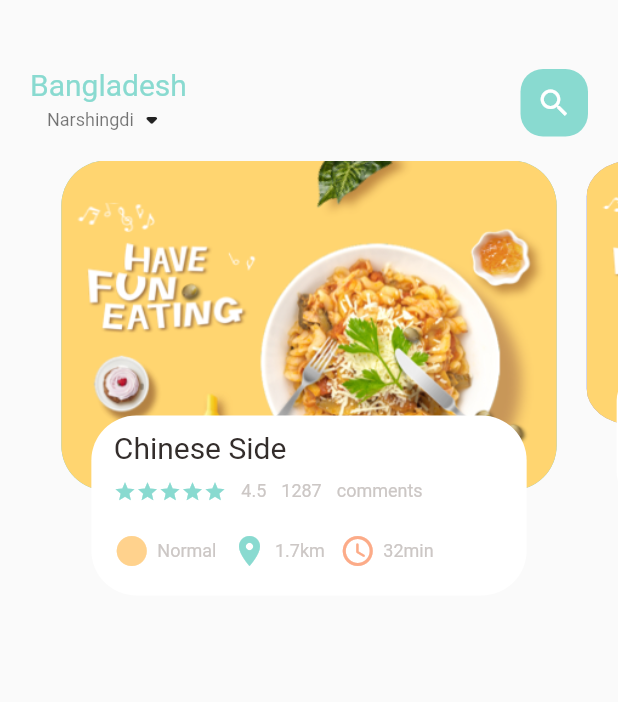
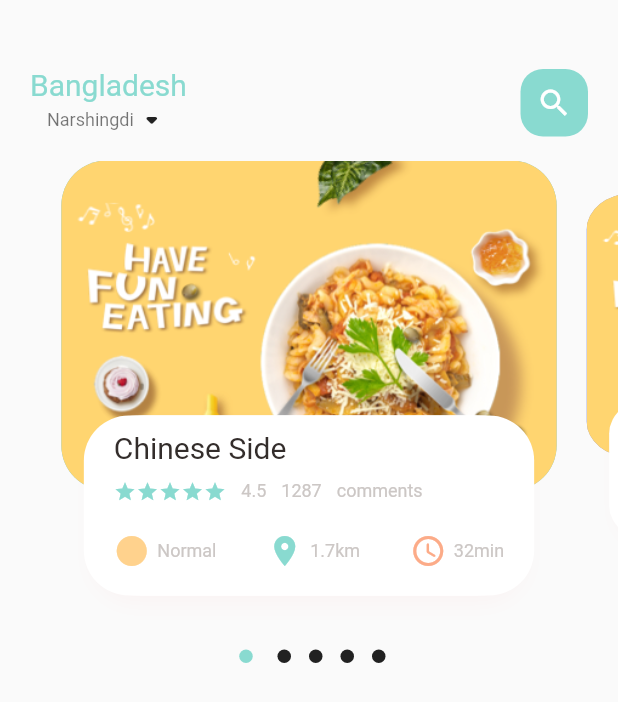
Before and after one commit to thureintun234/ecommerce-flutter, a Flutter app: the screen it shows after launch, on a phone screen of 412 x 824 dp. Shown: the top 702 px of the screen. Run offline on Flutter 3.47's test engine with Material 2 defaults, Android fonts, the phone set to English and light mode, and no system bars; drawn by our look-alikes of dots_indicator; our stand-ins replace get.

Commit message:
added matrix indicator dimensions

```diff
--- a/lib/home/food_page_body.dart
+++ b/lib/home/food_page_body.dart
@@ -1,3 +1,4 @@
+import 'package:dots_indicator/dots_indicator.dart';
 import 'package:ecommerce/utils/colors.dart';
 import 'package:ecommerce/widgets/big_text.dart';
 import 'package:ecommerce/widgets/small_text.dart';
@@ -16,6 +17,7 @@ class _FoodPageBodyState extends State<FoodPageBody> {
   PageController _pageController = PageController(viewportFraction: 0.85);
   var _currentPageValue = 0.0;
   double _scaleFactor = 0.8;
+  double _height = 220;
 
   @override
   void initState() {
@@ -34,25 +36,52 @@ class _FoodPageBodyState extends State<FoodPageBody> {
 
   @override
   Widget build(BuildContext context) {
-    return Container(
+    return Column(
+      children: [
+        Container(
             height: 320,
             child: PageView.builder(
                 controller: _pageController,
                 itemCount: 5,
                 itemBuilder: (context, position) {
                   return _buildPageItem(position);
-            }));
+                })),
+        new DotsIndicator(
+          dotsCount: 5,
+          position: _currentPageValue,
+          decorator: DotsDecorator(
+              size: Size.square(9.0),
+              color: Colors.black87, // Inactive color
+              activeColor: AppColors.mainColor,
+              activeSize: Size(18.0, 9.0)),
+        ),
+      ],
+    );
   }
 
   Widget _buildPageItem(int index) {
     Matrix4 matrix = new Matrix4.identity();
     if (index == _currentPageValue.floor()) {
       var currentScale = 1 - (_currentPageValue - index) * (1 - _scaleFactor);
-      matrix = Matrix4.diagonal3Values(1, currentScale, 1);
+      var currentTrans = _height * (1 - currentScale) / 2;
+      matrix = Matrix4.diagonal3Values(1, currentScale, 1)
+        ..setTranslationRaw(0, currentTrans, 0);
     } else if (index == _currentPageValue.floor() + 1) {
       var currentScale =
           _scaleFactor + (_currentPageValue - index + 1) * (1 - _scaleFactor);
-      matrix = Matrix4.diagonal3Values(1, currentScale, 1);
+      var currentTrans = _height * (1 - currentScale) / 2;
+      matrix = Matrix4.diagonal3Values(1, currentScale, 1)
+        ..setTranslationRaw(0, currentTrans, 0);
+    } else if (index == _currentPageValue.floor() - 1) {
+      var currentScale =
+          _scaleFactor + (_currentPageValue - index + 1) * (1 - _scaleFactor);
+      var currentTrans = _height * (1 - currentScale) / 2;
+      matrix = Matrix4.diagonal3Values(1, currentScale, 1)
+        ..setTranslationRaw(0, currentTrans, 0);
+    } else {
+      var currentScale = 0.8;
+      matrix = Matrix4.diagonal3Values(1, currentScale, 1)
+        ..setTranslationRaw(0, _height * (1 - _scaleFactor) / 2, 0);
     }
 
     return Transform(
@@ -79,6 +108,21 @@ class _FoodPageBodyState extends State<FoodPageBody> {
               decoration: BoxDecoration(
                 borderRadius: BorderRadius.circular(30),
                 color: Colors.white,
+                boxShadow: [
+                  BoxShadow(
+                    color: Color(0xFFe8e8e),
+                    blurRadius: 10.0,
+                    offset: Offset(0, 5),
+                  ),
+                  BoxShadow(
+                    color: Colors.white,
+                    offset: Offset(-5, 0),
+                  ),
+                  BoxShadow(
+                    color: Colors.white,
+                    offset: Offset(5, 0),
+                  ),
+                ],
               ),
               child: Container(
                   padding: EdgeInsets.only(top: 10, left: 15, right: 15),
@@ -108,6 +152,7 @@ class _FoodPageBodyState extends State<FoodPageBody> {
                       ),
                       SizedBox(height: 20),
                       Row(
+                        mainAxisAlignment:MainAxisAlignment.spaceBetween,
                         children: [
                           IconAndText(
                             icon: Icons.circle_sharp,
--- a/lib/home/main_food_page.dart
+++ b/lib/home/main_food_page.dart
@@ -17,6 +17,7 @@ class MainFoodPage extends StatefulWidget {
 class _MainFoodPageState extends State<MainFoodPage> {
   @override
   Widget build(BuildContext context) {
+    print("Current width" + MediaQuery.of(context).size.height.toString());
     return Scaffold(
       body: Column(
         children: [
--- /dev/null
+++ b/lib/utils/dimensions.dart
@@ -0,0 +1,8 @@
+import 'package:get/get.dart';
+
+class Dimensions {
+  static double screenHeight = Get.context!.height;
+  static double screenWidth = Get.context!.width;
+
+  static double pageViewContainer = screenHeight / 3.84;
+}
--- a/pubspec.yaml
+++ b/pubspec.yaml
@@ -29,6 +29,8 @@ environment:
 dependencies:
   flutter:
     sdk: flutter
+  get: ^4.1.4
+  dots_indicator: ^2.0.0
 
 
   # The following adds the Cupertino Icons font to your application.
```
Also changed, not shown: pubspec.lock. Lines whose indentation alone changed are shown as unchanged.
